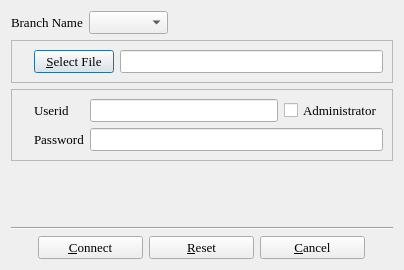
Qt form branch_s.ui (textbrowser/biblioteq) before a commit.
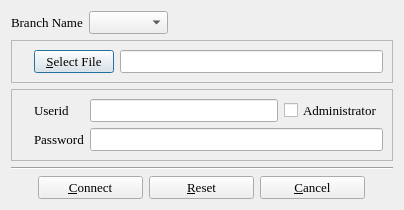
The same form after that commit. Icons and pictures are not drawn.

What changed in the file:
```diff
--- a/branch_s.ui
+++ b/branch_s.ui
@@ -6,7 +6,7 @@
     <x>0</x>
     <y>0</y>
     <width>400</width>
-    <height>270</height>
+    <height>149</height>
    </rect>
   </property>
   <property name="font" >
```
